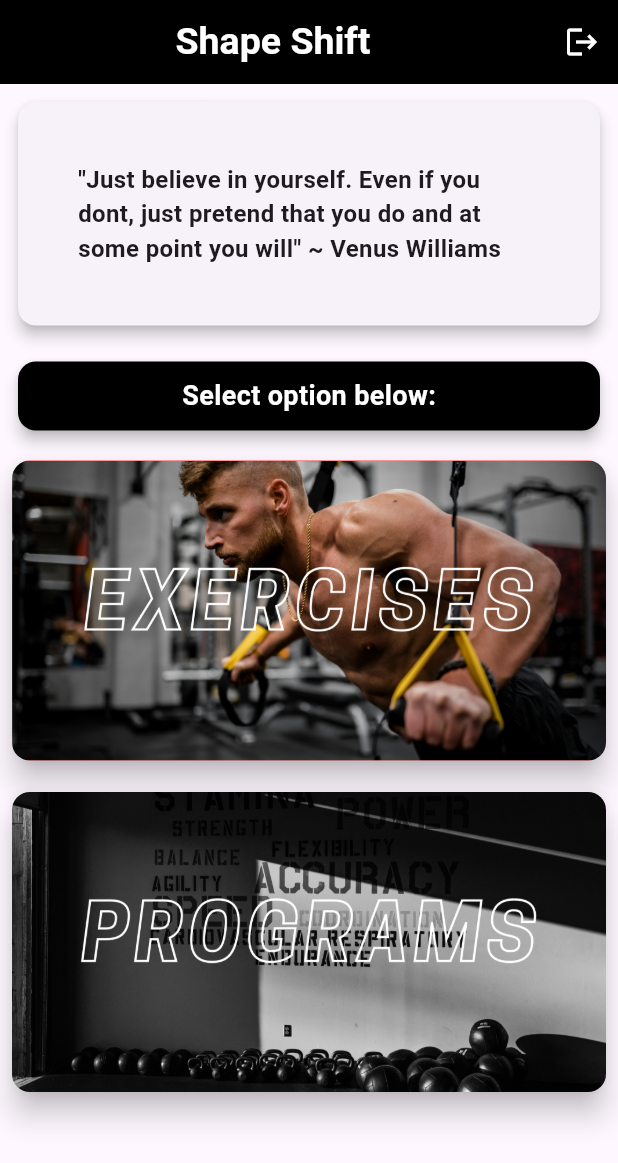
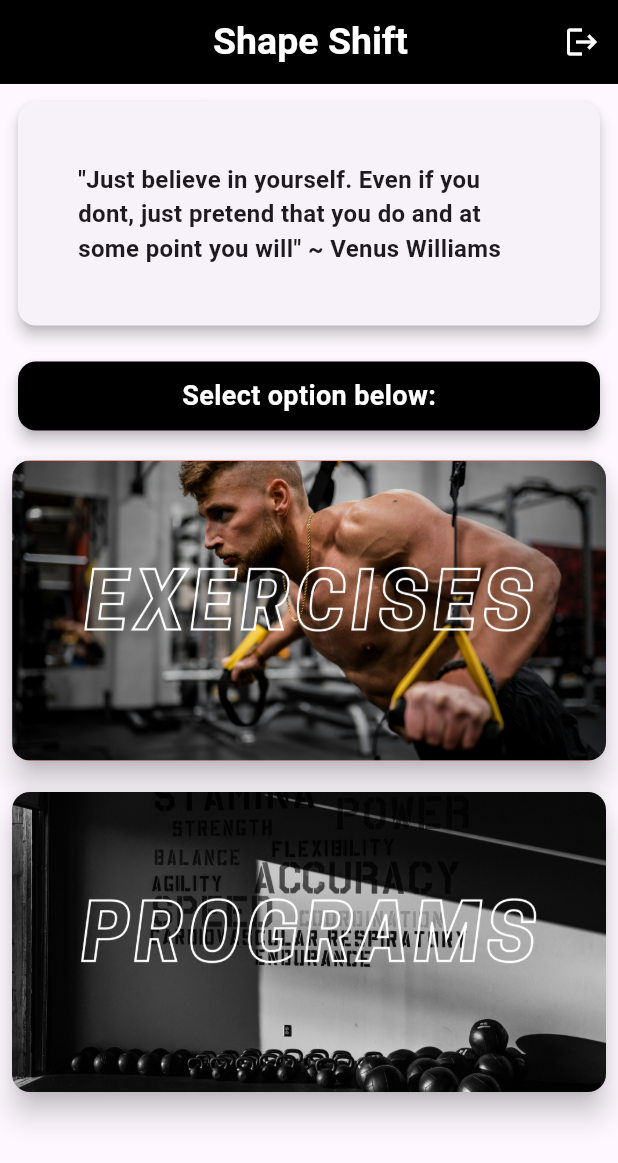
Before and after one commit to ReinoRabbit/personal_project, a Flutter app: the screen it shows once a user with an empty profile is signed in, on a phone screen of 412 x 824 dp. Shown: the top 1163 px of the screen. Run offline on Flutter 3.47's test engine with Material 3 defaults, Android fonts, the light colour scheme and no system bars; our stand-ins replace firebase_auth, firebase_core; accounts and stored records are empty.

Commit message:
fixed styling

```diff
--- a/lib/ui/dashboard_page.dart
+++ b/lib/ui/dashboard_page.dart
@@ -19,7 +19,10 @@ class _DashboardPageState extends State<DashboardPage> {
     return Scaffold(
       appBar: AppBar(
         title: const Center(child:
-          Text("Shape Shift", style: TextStyle(fontSize: 25, fontWeight: FontWeight.bold, color: Colors.white)),
+          Padding(
+            padding: EdgeInsets.only(left: 50),
+            child: Text("Shape Shift", style: TextStyle(fontSize: 25, fontWeight: FontWeight.bold, color: Colors.white)),
+          ),
         ),
         iconTheme: const IconThemeData(color: Colors.black),
         backgroundColor: Colors.black,
```
